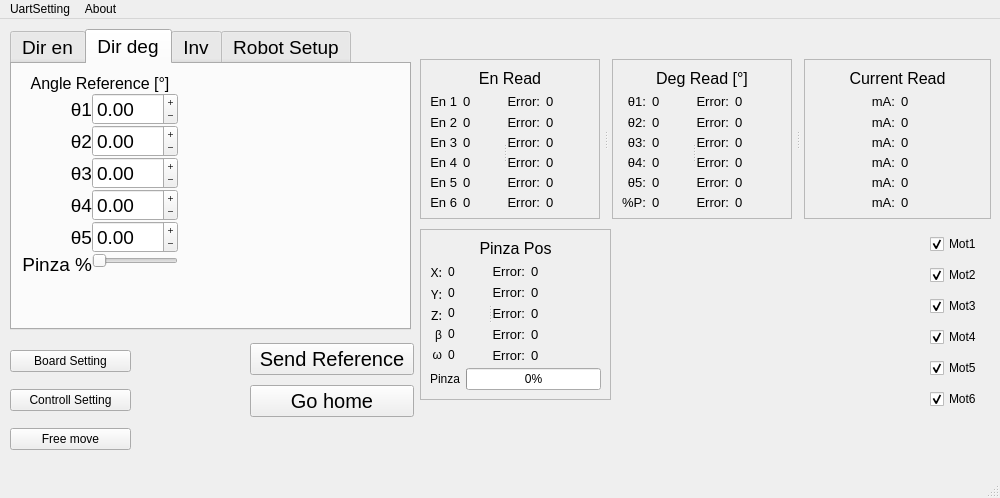
Alfystar/Scorbot-CA, file SourceCode/2_uiSource/ScorbotUI_cpp/src/scorbotUi/ui_source/mainwindow.ui: the form before one commit.
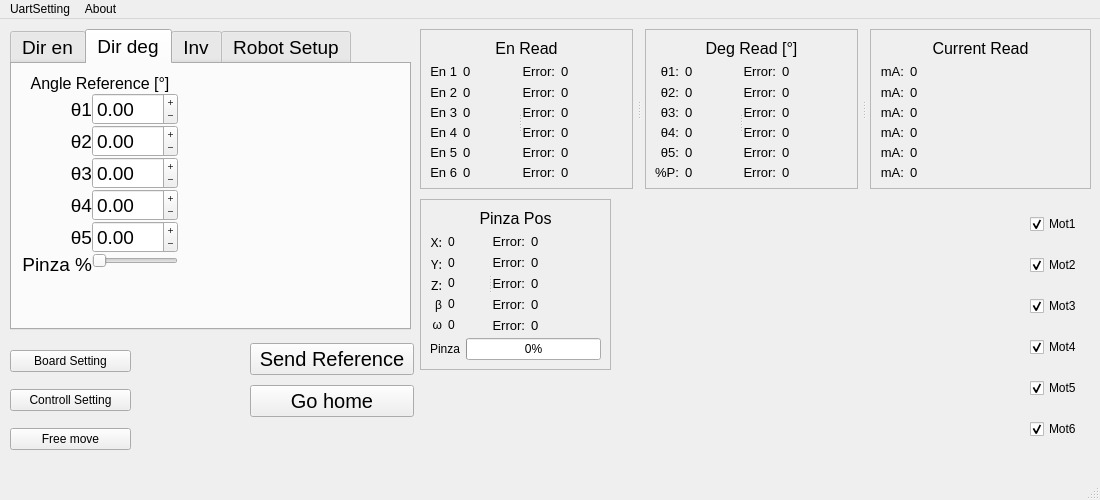
The form after the commit. The open tabs and pages were chosen to show the change. Icons and pictures are not drawn. Custom widgets are drawn as their Qt base class.

```diff
--- a/SourceCode/2_uiSource/ScorbotUI_cpp/src/scorbotUi/ui_source/mainwindow.ui
+++ b/SourceCode/2_uiSource/ScorbotUI_cpp/src/scorbotUi/ui_source/mainwindow.ui
@@ -13,8 +13,8 @@
          <rect>
              <x>0</x>
              <y>0</y>
-             <width>1000</width>
-             <height>498</height>
+             <width>1100</width>
+             <height>500</height>
          </rect>
      </property>
      <property name="sizePolicy">
@@ -25,14 +25,14 @@
      </property>
      <property name="minimumSize">
          <size>
-             <width>400</width>
-             <height>100</height>
+             <width>1100</width>
+             <height>500</height>
          </size>
      </property>
      <property name="maximumSize">
          <size>
-             <width>16777215</width>
-             <height>16777215</height>
+             <width>1100</width>
+             <height>500</height>
          </size>
      </property>
      <property name="windowTitle">
@@ -44,8 +44,14 @@
              ../../../../../../../../.designer/backup/img/Logo-Uni-Tor-Vergata.png_256x256.png
          </iconset>
      </property>
+     <property name="autoFillBackground">
+         <bool>false</bool>
+     </property>
      <property name="styleSheet">
-         <string notr="true">url:(/newPrefix/Logo-Uni-Tor-Vergata.png_48x48.png)</string>
+         <string notr="true"/>
+     </property>
+     <property name="documentMode">
+         <bool>true</bool>
      </property>
      <property name="tabShape">
          <enum>QTabWidget::Rounded</enum>
@@ -305,7 +311,7 @@
                              <x>10</x>
                              <y>10</y>
                              <width>156</width>
-                             <height>218</height>
+                             <height>223</height>
                          </rect>
                      </property>
                      <layout class="QVBoxLayout" name="DegRef">
@@ -1633,9 +1639,9 @@
              <property name="geometry">
                  <rect>
                      <x>620</x>
-                     <y>210</y>
-                     <width>301</width>
-                     <height>231</height>
+                     <y>180</y>
+                     <width>401</width>
+                     <height>261</height>
                  </rect>
              </property>
          </widget>
@@ -1676,7 +1682,7 @@
              <property name="geometry">
                  <rect>
                      <x>420</x>
-                     <y>210</y>
+                     <y>180</y>
                      <width>191</width>
                      <height>171</height>
                  </rect>
@@ -2162,8 +2168,8 @@
     <property name="geometry">
      <rect>
       <x>420</x>
-      <y>40</y>
-      <width>571</width>
+            <y>10</y>
+            <width>671</width>
       <height>160</height>
      </rect>
     </property>
@@ -3396,8 +3402,14 @@
         <property name="spacing">
             <number>6</number>
         </property>
+              <property name="sizeConstraint">
+                  <enum>QLayout::SetDefaultConstraint</enum>
+              </property>
         <item>
          <layout class="QVBoxLayout" name="verticalLayout_10">
+                      <property name="sizeConstraint">
+                          <enum>QLayout::SetFixedSize</enum>
+                      </property>
           <item>
            <widget class="QLabel" name="ma1">
             <property name="enabled">
@@ -3540,7 +3552,7 @@
           <item>
            <widget class="QLabel" name="mA1">
             <property name="sizePolicy">
-             <sizepolicy hsizetype="Minimum" vsizetype="Fixed">
+                <sizepolicy hsizetype="MinimumExpanding" vsizetype="Fixed">
               <horstretch>0</horstretch>
               <verstretch>0</verstretch>
              </sizepolicy>
@@ -3561,7 +3573,7 @@
           <item>
            <widget class="QLabel" name="mA2">
             <property name="sizePolicy">
-             <sizepolicy hsizetype="Minimum" vsizetype="Fixed">
+                <sizepolicy hsizetype="MinimumExpanding" vsizetype="Fixed">
               <horstretch>0</horstretch>
               <verstretch>0</verstretch>
              </sizepolicy>
@@ -3582,7 +3594,7 @@
           <item>
            <widget class="QLabel" name="mA3">
             <property name="sizePolicy">
-             <sizepolicy hsizetype="Minimum" vsizetype="Fixed">
+                <sizepolicy hsizetype="MinimumExpanding" vsizetype="Fixed">
               <horstretch>0</horstretch>
               <verstretch>0</verstretch>
              </sizepolicy>
@@ -3603,7 +3615,7 @@
           <item>
            <widget class="QLabel" name="mA4">
             <property name="sizePolicy">
-             <sizepolicy hsizetype="Minimum" vsizetype="Fixed">
+                <sizepolicy hsizetype="MinimumExpanding" vsizetype="Fixed">
               <horstretch>0</horstretch>
               <verstretch>0</verstretch>
              </sizepolicy>
@@ -3624,7 +3636,7 @@
           <item>
            <widget class="QLabel" name="mA5">
             <property name="sizePolicy">
-             <sizepolicy hsizetype="Minimum" vsizetype="Fixed">
+                <sizepolicy hsizetype="MinimumExpanding" vsizetype="Fixed">
               <horstretch>0</horstretch>
               <verstretch>0</verstretch>
              </sizepolicy>
@@ -3645,7 +3657,7 @@
           <item>
            <widget class="QLabel" name="mA6">
             <property name="sizePolicy">
-             <sizepolicy hsizetype="Minimum" vsizetype="Fixed">
+                <sizepolicy hsizetype="MinimumExpanding" vsizetype="Fixed">
               <horstretch>0</horstretch>
               <verstretch>0</verstretch>
              </sizepolicy>
@@ -3673,10 +3685,10 @@
          <widget class="QWidget" name="layoutWidget">
              <property name="geometry">
                  <rect>
-                     <x>930</x>
-                     <y>210</y>
+                     <x>1030</x>
+                     <y>180</y>
                      <width>65</width>
-                     <height>188</height>
+                     <height>261</height>
                  </rect>
              </property>
              <layout class="QVBoxLayout" name="verticalLayout_22">
@@ -3806,7 +3818,7 @@
              <rect>
                  <x>0</x>
                  <y>0</y>
-                 <width>1000</width>
+                 <width>1100</width>
                  <height>25</height>
              </rect>
          </property>
```
Left out of the diff: 40 changed lines with no effect on the pictures. Lines whose indentation alone changed are shown as unchanged.
